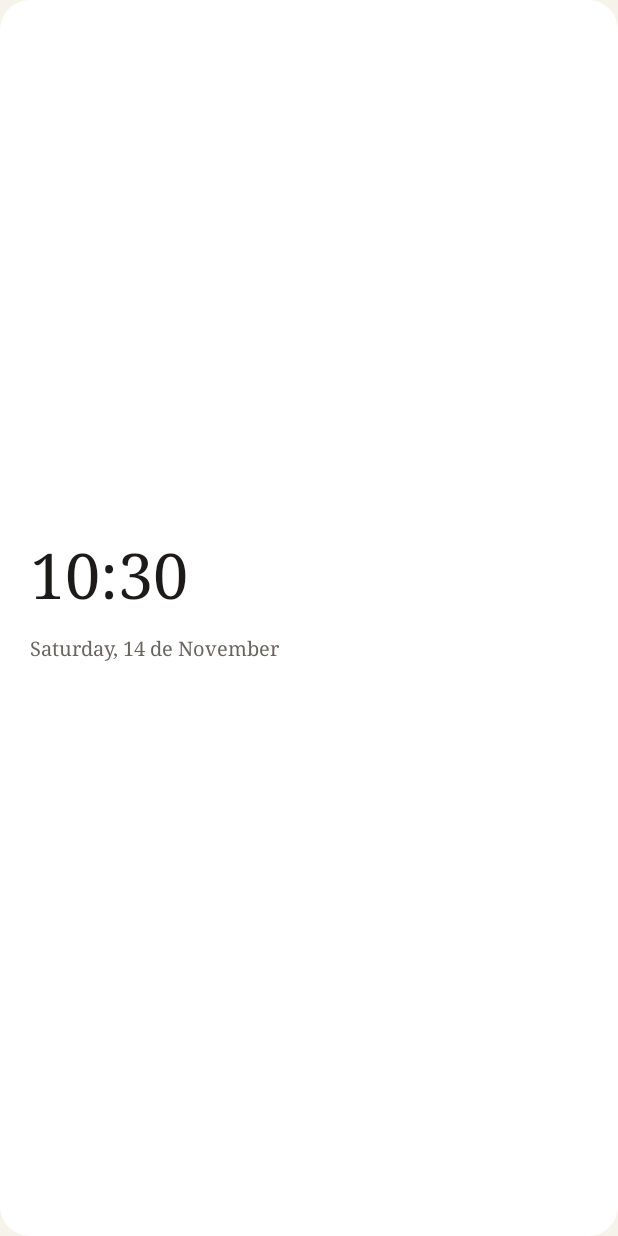
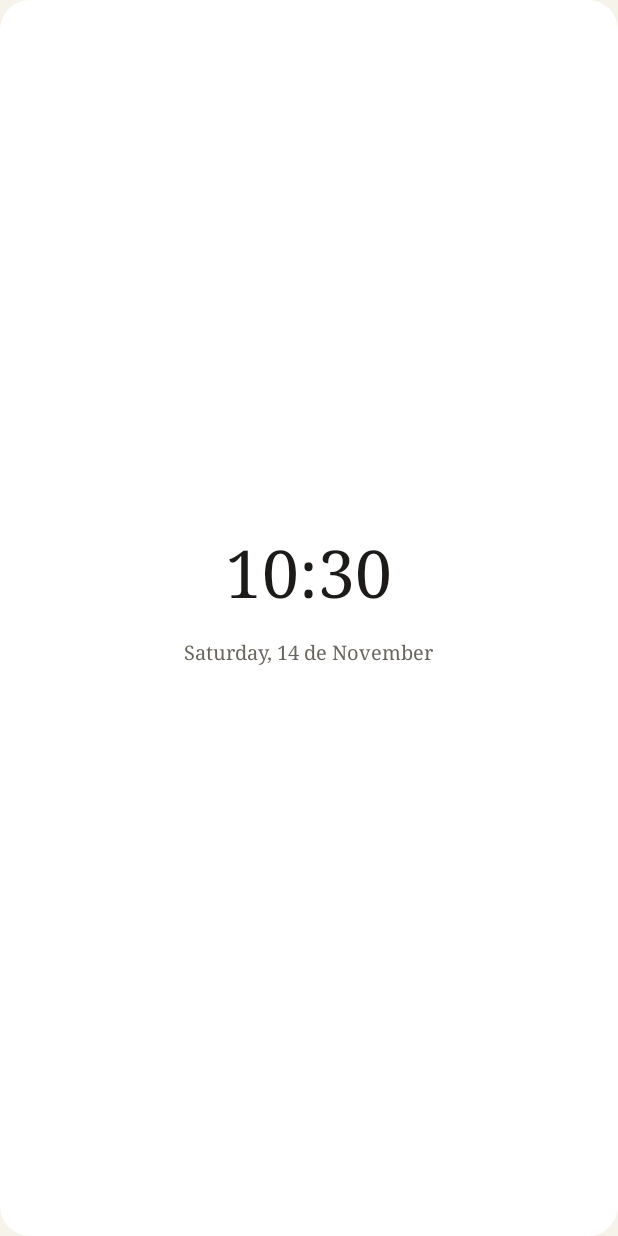
Before and after one commit to FerB22/Reloj-FB, an Android app built with Jetpack Compose: the layout widget_clock_editorial_serif.xml on its own in the app's theme, with its tools: preview values and no code run, on a phone screen of 412 x 824 dp. Run offline under Robolectric (Android 15) with nearby library versions, the phone set to English and light mode, and no system bars.

Commit message:
fix: center clock widget styles in widget, preview and Alarms (v0.1.10)

```diff
--- a/app/build.gradle.kts
+++ b/app/build.gradle.kts
@@ -13,8 +13,8 @@ android {
         applicationId = "com.reloj.app"
         minSdk = 26
         targetSdk = 36
-        versionCode = 10
-        versionName = "0.1.9"
+        versionCode = 11
+        versionName = "0.1.10"
     }
 
     buildTypes {
--- a/app/src/main/java/com/reloj/app/feature/alarm/AlarmScreen.kt
+++ b/app/src/main/java/com/reloj/app/feature/alarm/AlarmScreen.kt
@@ -538,6 +538,7 @@ private fun LiveClockHeader(
                     .fillMaxWidth()
                     .padding(vertical = 8.dp),
                 verticalAlignment = Alignment.CenterVertically,
+                horizontalArrangement = Arrangement.Center,
             ) {
                 Box(
                     modifier = Modifier
@@ -575,7 +576,7 @@ private fun LiveClockHeader(
                 modifier = modifier
                     .fillMaxWidth()
                     .padding(vertical = 8.dp),
-                horizontalAlignment = Alignment.Start,
+                horizontalAlignment = Alignment.CenterHorizontally,
             ) {
                 InlineClockDigits(
                     mainTimeText = mainTimeText,
@@ -597,6 +598,7 @@ private fun LiveClockHeader(
                     text = dateText,
                     style = AppTypography.body.copy(fontFamily = FontFamily.Serif),
                     color = colors.textSecondary,
+                    textAlign = TextAlign.Center,
                 )
                 if (nextAlarmText != null) {
                     Spacer(modifier = Modifier.height(8.dp))
--- a/app/src/main/res/layout/widget_clock_editorial_serif.xml
+++ b/app/src/main/res/layout/widget_clock_editorial_serif.xml
@@ -15,10 +15,9 @@
     <LinearLayout
         android:layout_width="match_parent"
         android:layout_height="match_parent"
-        android:gravity="center_vertical"
+        android:gravity="center"
         android:orientation="vertical"
-        android:paddingHorizontal="20dp"
-        android:paddingVertical="14dp">
+        android:padding="16dp">
 
         <LinearLayout
             android:layout_width="wrap_content"
@@ -36,7 +35,7 @@
                 android:format24Hour="HH:mm"
                 android:includeFontPadding="false"
                 android:textColor="@color/widget_text_primary"
-                android:textSize="42sp" />
+                android:textSize="44sp" />
 
             <TextClock
                 android:id="@+id/clock_period"
@@ -55,10 +54,10 @@
 
         <ImageView
             android:id="@+id/clock_accent_bar"
-            android:layout_width="36dp"
+            android:layout_width="40dp"
             android:layout_height="2dp"
-            android:layout_marginTop="6dp"
-            android:layout_marginBottom="6dp"
+            android:layout_marginTop="7dp"
+            android:layout_marginBottom="7dp"
             android:contentDescription="@null"
             android:scaleType="fitXY"
             android:src="@drawable/widget_accent_bar_4dp" />
@@ -70,6 +69,7 @@
             android:fontFamily="serif"
             android:format12Hour="EEEE, d 'de' MMMM"
             android:format24Hour="EEEE, d 'de' MMMM"
+            android:gravity="center"
             android:textColor="@color/widget_text_secondary"
             android:textSize="13sp" />
 
--- a/app/src/main/res/layout/widget_clock_stacked_duo.xml
+++ b/app/src/main/res/layout/widget_clock_stacked_duo.xml
@@ -15,7 +15,7 @@
     <LinearLayout
         android:layout_width="match_parent"
         android:layout_height="match_parent"
-        android:gravity="center_vertical"
+        android:gravity="center"
         android:orientation="horizontal"
         android:paddingHorizontal="18dp"
         android:paddingVertical="12dp">
@@ -53,10 +53,9 @@
         </LinearLayout>
 
         <LinearLayout
-            android:layout_width="0dp"
+            android:layout_width="wrap_content"
             android:layout_height="wrap_content"
             android:layout_marginStart="16dp"
-            android:layout_weight="1"
             android:orientation="vertical">
 
             <TextClock
```
Also changed, not shown: app/src/main/java/com/reloj/app/feature/settings/ClockWidgetStylePicker.kt (+7 -3 lines), app/src/main/res/layout/widget_clock_bold_edge.xml (+3 -4 lines).
